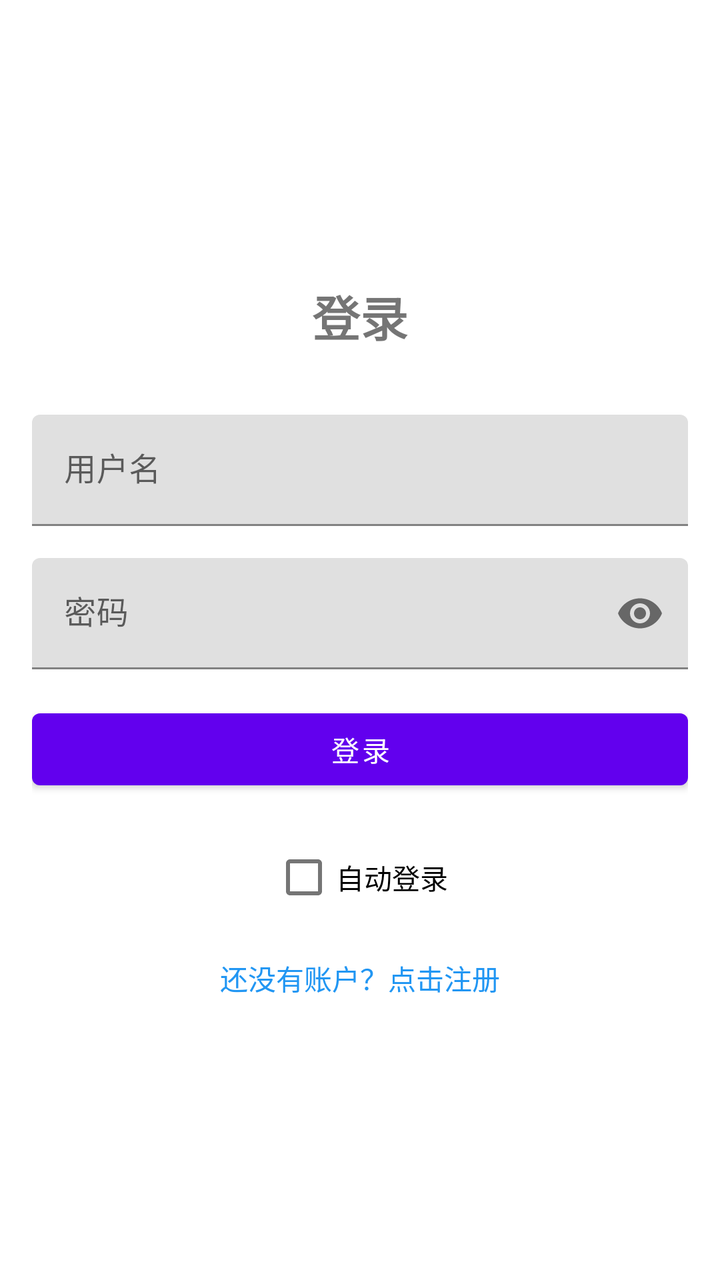
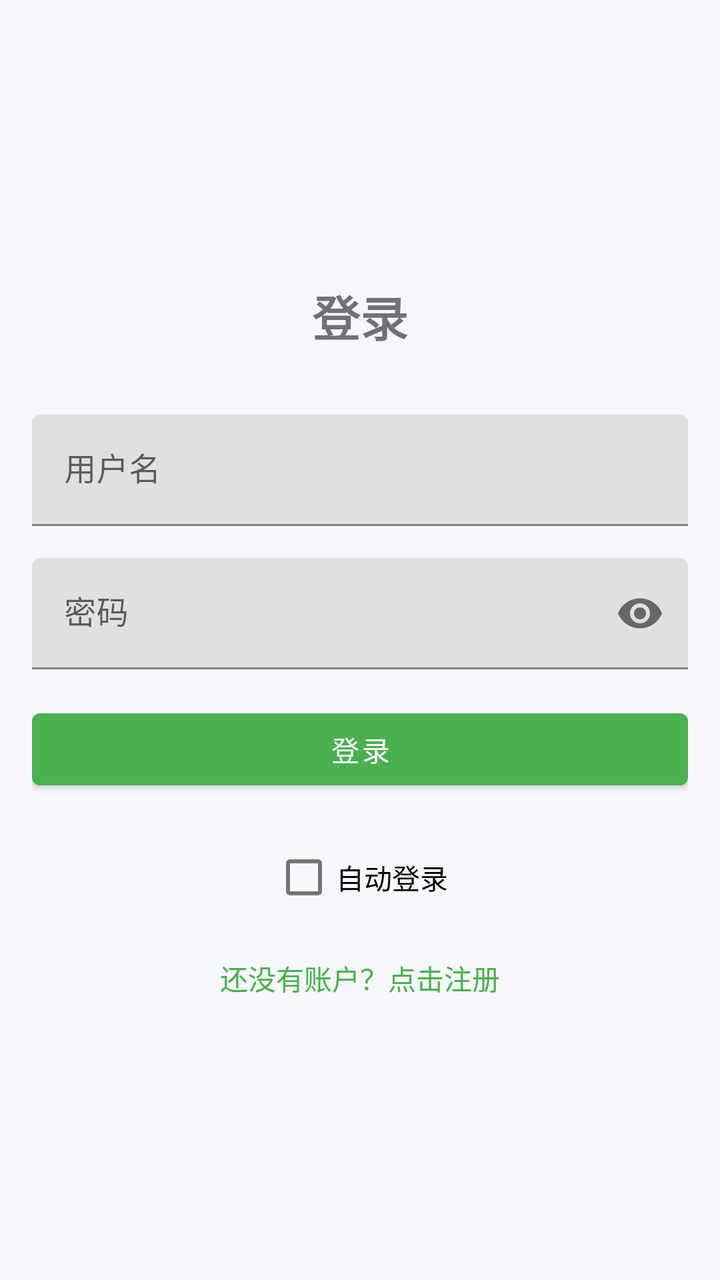

Two renders of the same Android screen: before a commit and after it. Below are the layout's source before the change and the commit's diff.
<!-- AndroidManifest.xml: application theme Theme.Plantbutlerandroid -->
<!-- res/layout/activity_login.xml -->
<?xml version="1.0" encoding="utf-8"?>
<LinearLayout xmlns:android="http://schemas.android.com/apk/res/android"
    android:layout_width="match_parent"
    android:layout_height="match_parent"
    android:orientation="vertical"
    android:padding="16dp"
    android:gravity="center">

    <TextView
        android:layout_width="wrap_content"
        android:layout_height="wrap_content"
        android:text="登录"
        android:textSize="24sp"
        android:textStyle="bold"
        android:layout_marginBottom="32dp" />

    <com.google.android.material.textfield.TextInputLayout
        android:layout_width="match_parent"
        android:layout_height="wrap_content"
        android:layout_marginBottom="16dp">

        <com.google.android.material.textfield.TextInputEditText
            android:id="@+id/editTextUsername"
            android:layout_width="match_parent"
            android:layout_height="wrap_content"
            android:hint="用户名" />

    </com.google.android.material.textfield.TextInputLayout>

    <com.google.android.material.textfield.TextInputLayout
        android:layout_width="match_parent"
        android:layout_height="wrap_content"
        android:layout_marginBottom="16dp"
        app:passwordToggleEnabled="true"
        xmlns:app="http://schemas.android.com/apk/res-auto">

        <com.google.android.material.textfield.TextInputEditText
            android:id="@+id/editTextPassword"
            android:layout_width="match_parent"
            android:layout_height="wrap_content"
            android:hint="密码"
            android:inputType="textPassword" />

    </com.google.android.material.textfield.TextInputLayout>

    <Button
        android:id="@+id/buttonLogin"
        android:layout_width="match_parent"
        android:layout_height="wrap_content"
        android:text="登录"
        android:layout_marginBottom="16dp" />

    <CheckBox
        android:id="@+id/checkAutoLogin"
        android:layout_width="wrap_content"
        android:layout_height="wrap_content"
        android:text="自动登录"
        android:layout_marginBottom="16dp" />

    <TextView
        android:id="@+id/textViewRegister"
        android:layout_width="wrap_content"
        android:layout_height="wrap_content"
        android:text="还没有账户？点击注册"
        android:textColor="#2196F3"
        android:clickable="true"
        android:focusable="true" />

</LinearLayout>
<!-- resources referenced by this layout -->
<resources>
  <style name="Theme.Plantbutlerandroid" parent="Theme.MaterialComponents.DayNight.DarkActionBar">
          
          <item name="colorPrimary">@color/purple_500</item>
          <item name="colorPrimaryVariant">@color/purple_700</item>
          <item name="colorOnPrimary">@color/white</item>
          
          <item name="colorSecondary">@color/teal_200</item>
          <item name="colorSecondaryVariant">@color/teal_700</item>
          <item name="colorOnSecondary">@color/black</item>
          
          <item name="android:statusBarColor">?attr/colorPrimaryVariant</item>
          
      </style>
  <color name="purple_500">#FF6200EE</color>
  <color name="purple_700">#FF3700B3</color>
  <color name="white">#FFFFFFFF</color>
  <color name="teal_200">#FF03DAC5</color>
  <color name="teal_700">#FF018786</color>
  <color name="black">#FF000000</color>
</resources>

<!-- the commit's change to res/layout/activity_login.xml (unified diff, before → after) -->
@@ -62,7 +62,7 @@
         android:layout_width="wrap_content"
         android:layout_height="wrap_content"
         android:text="还没有账户？点击注册"
-        android:textColor="#2196F3"
+        android:textColor="@color/primary_color"
         android:clickable="true"
         android:focusable="true" />
 
<!-- resource entries referenced after the edit -->
@@ -1,23 +1,26 @@
 <!-- resources referenced by this layout -->
 <resources>
-  <style name="Theme.Plantbutlerandroid" parent="Theme.MaterialComponents.DayNight.DarkActionBar">
+  <color name="primary_color">#4CAF50</color>
+  <style name="Theme.Plantbutlerandroid" parent="Theme.MaterialComponents.DayNight.NoActionBar">
           
-          <item name="colorPrimary">@color/purple_500</item>
-          <item name="colorPrimaryVariant">@color/purple_700</item>
+          <item name="colorPrimary">@color/primary_color</item>
+          <item name="colorPrimaryVariant">@color/primary_dark</item>
           <item name="colorOnPrimary">@color/white</item>
           
-          <item name="colorSecondary">@color/teal_200</item>
-          <item name="colorSecondaryVariant">@color/teal_700</item>
+          <item name="colorSecondary">@color/primary_light</item>
+          <item name="colorSecondaryVariant">@color/primary_dark</item>
           <item name="colorOnSecondary">@color/black</item>
           
-          <item name="android:statusBarColor">?attr/colorPrimaryVariant</item>
+          <item name="android:statusBarColor">@color/primary_dark</item>
           
+          <item name="colorAccent">@color/primary_color</item>
+          
+          <item name="android:windowBackground">@color/background_light</item>
       </style>
-  <color name="purple_500">#FF6200EE</color>
-  <color name="purple_700">#FF3700B3</color>
+  <color name="primary_dark">#388E3C</color>
   <color name="white">#FFFFFFFF</color>
-  <color name="teal_200">#FF03DAC5</color>
-  <color name="teal_700">#FF018786</color>
+  <color name="primary_light">#C8E6C9</color>
   <color name="black">#FF000000</color>
+  <color name="background_light">#F5F7FA</color>
 </resources>
 
